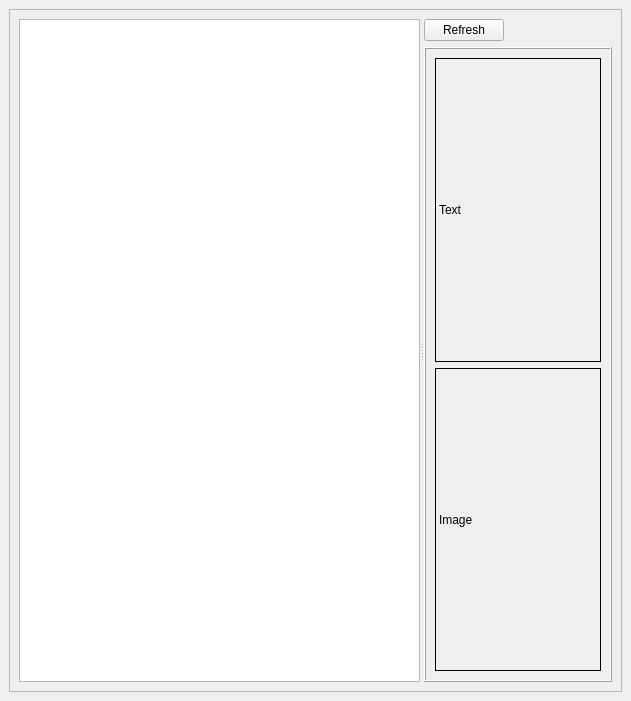
Qt form Projects/Inspector/DataTransferWidget.ui (ezEngine/ezEngine) before a commit.
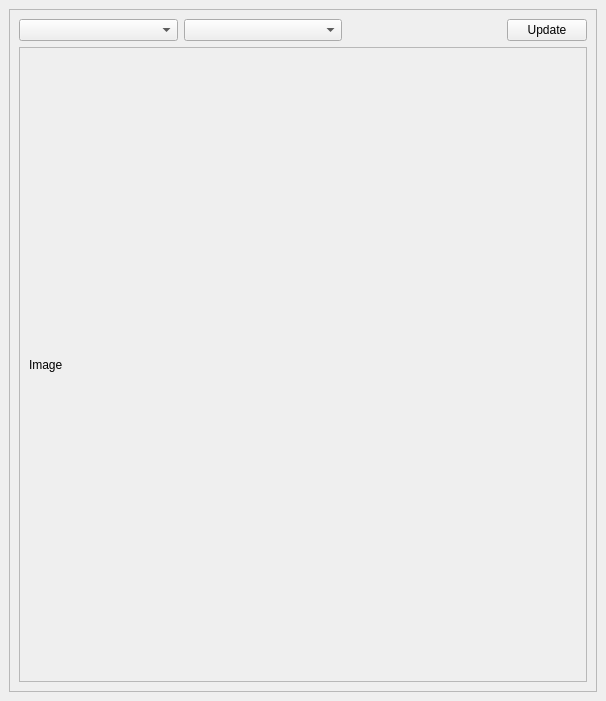
The same form after that commit. Icons and pictures are not drawn.

Commit message: ezInspector:  * Allocations per frame are now sent as a stat variable  * Improved the data transfer widget, images and text can now be shown better, sub objects can now be selected.  * SampleRTS: Removed the dummy task

Diff of the .ui file:
```diff
--- a/Projects/Inspector/DataTransferWidget.ui
+++ b/Projects/Inspector/DataTransferWidget.ui
@@ -6,7 +6,7 @@
    <rect>
     <x>0</x>
     <y>0</y>
-    <width>631</width>
+    <width>606</width>
     <height>701</height>
    </rect>
   </property>
@@ -47,43 +47,45 @@
          <property name="orientation">
           <enum>Qt::Horizontal</enum>
          </property>
-         <widget class="QTableWidget" name="DataTable">
-          <property name="sizePolicy">
-           <sizepolicy hsizetype="Fixed" vsizetype="Minimum">
-            <horstretch>0</horstretch>
-            <verstretch>0</verstretch>
-           </sizepolicy>
-          </property>
-          <property name="maximumSize">
-           <size>
-            <width>16777215</width>
-            <height>16777215</height>
-           </size>
-          </property>
-          <property name="selectionMode">
-           <enum>QAbstractItemView::SingleSelection</enum>
-          </property>
-          <property name="showGrid">
-           <bool>false</bool>
-          </property>
-          <property name="cornerButtonEnabled">
-           <bool>false</bool>
-          </property>
-          <attribute name="horizontalHeaderStretchLastSection">
-           <bool>true</bool>
-          </attribute>
-          <attribute name="verticalHeaderVisible">
-           <bool>false</bool>
-          </attribute>
-         </widget>
          <widget class="QWidget" name="layoutWidget">
           <layout class="QVBoxLayout" name="verticalLayout">
            <item>
             <layout class="QHBoxLayout" name="horizontalLayout">
              <item>
-              <widget class="QPushButton" name="ButtonRefresh">
-               <property name="text">
-                <string>Refresh</string>
+              <widget class="QComboBox" name="ComboTransfers">
+               <property name="sizePolicy">
+                <sizepolicy hsizetype="Expanding" vsizetype="Fixed">
+                 <horstretch>0</horstretch>
+                 <verstretch>0</verstretch>
+                </sizepolicy>
+               </property>
+               <property name="maxVisibleItems">
+                <number>20</number>
+               </property>
+               <property name="insertPolicy">
+                <enum>QComboBox::InsertAlphabetically</enum>
+               </property>
+               <property name="sizeAdjustPolicy">
+                <enum>QComboBox::AdjustToContents</enum>
+               </property>
+              </widget>
+             </item>
+             <item>
+              <widget class="QComboBox" name="ComboItems">
+               <property name="sizePolicy">
+                <sizepolicy hsizetype="Expanding" vsizetype="Fixed">
+                 <horstretch>0</horstretch>
+                 <verstretch>0</verstretch>
+                </sizepolicy>
+               </property>
+               <property name="insertPolicy">
+                <enum>QComboBox::InsertAlphabetically</enum>
+               </property>
+               <property name="sizeAdjustPolicy">
+                <enum>QComboBox::AdjustToContents</enum>
+               </property>
+               <property name="frame">
+                <bool>true</bool>
                </property>
               </widget>
              </item>
@@ -100,44 +102,46 @@
                </property>
               </spacer>
              </item>
+             <item>
+              <widget class="QPushButton" name="ButtonRefresh">
+               <property name="text">
+                <string>Update</string>
+               </property>
+               <property name="icon">
+                <iconset resource="resources.qrc">
+                 <normaloff>:/Icons/Icons/database_refresh.png</normaloff>:/Icons/Icons/database_refresh.png</iconset>
+               </property>
+              </widget>
+             </item>
             </layout>
            </item>
            <item>
-            <widget class="QFrame" name="DisplayFrame">
-             <property name="sizePolicy">
-              <sizepolicy hsizetype="Expanding" vsizetype="Expanding">
-               <horstretch>0</horstretch>
-               <verstretch>0</verstretch>
-              </sizepolicy>
+            <widget class="QScrollArea" name="scrollArea">
+             <property name="widgetResizable">
+              <bool>true</bool>
              </property>
-             <property name="frameShape">
-              <enum>QFrame::Box</enum>
-             </property>
-             <property name="frameShadow">
-              <enum>QFrame::Raised</enum>
-             </property>
-             <layout class="QVBoxLayout" name="verticalLayout_2">
-              <item>
-               <widget class="QLabel" name="LabelData">
-                <property name="frameShape">
-                 <enum>QFrame::Box</enum>
-                </property>
-                <property name="text">
-                 <string>Text</string>
-                </property>
-               </widget>
-              </item>
-              <item>
-               <widget class="QLabel" name="LabelImage">
-                <property name="frameShape">
-                 <enum>QFrame::Box</enum>
-                </property>
-                <property name="text">
-                 <string>Image</string>
-                </property>
-               </widget>
-              </item>
-             </layout>
+             <widget class="QWidget" name="scrollAreaWidgetContents">
+              <property name="geometry">
+               <rect>
+                <x>0</x>
+                <y>0</y>
+                <width>556</width>
+                <height>587</height>
+               </rect>
+              </property>
+              <layout class="QHBoxLayout" name="horizontalLayout_4">
+               <item>
+                <widget class="QLabel" name="LabelImage">
+                 <property name="frameShape">
+                  <enum>QFrame::NoFrame</enum>
+                 </property>
+                 <property name="text">
+                  <string>Image</string>
+                 </property>
+                </widget>
+               </item>
+              </layout>
+             </widget>
             </widget>
            </item>
           </layout>
```
The commit also changes 10 other files.
